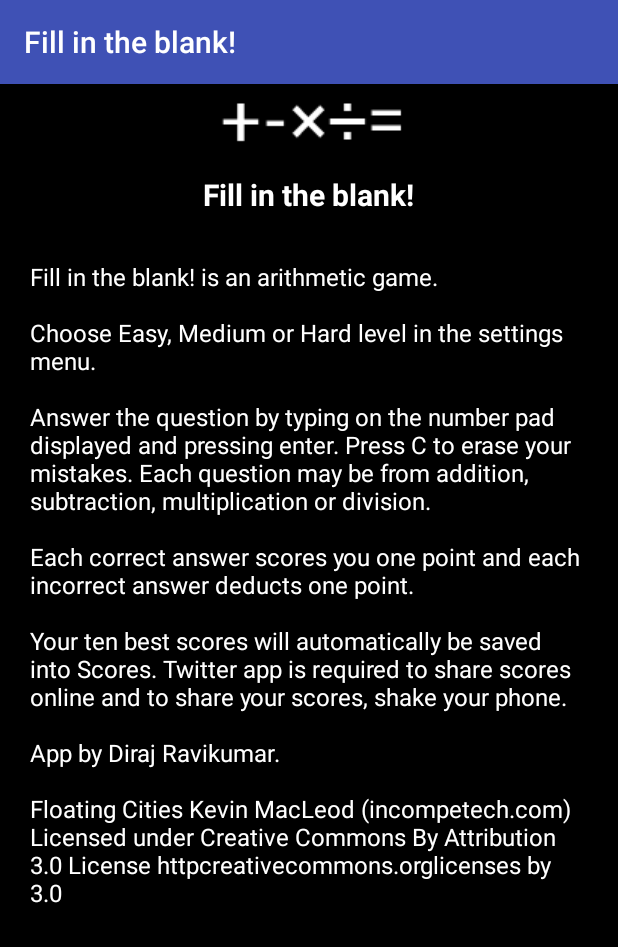
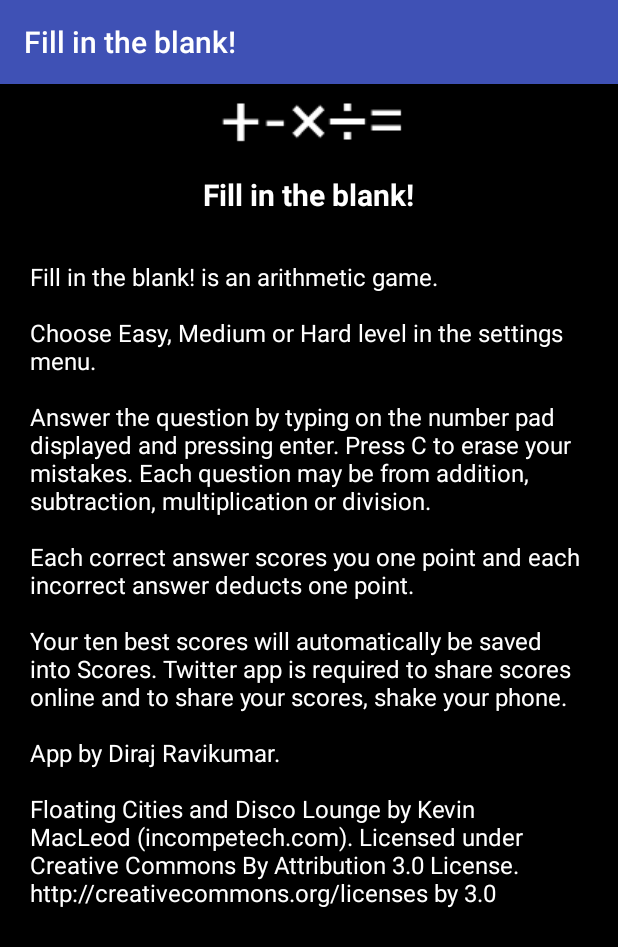
Before and after one commit to dirajrk/EduGame, an Android app: the HelpActivity screen opened directly, with no data from a screen before it, on a phone screen of 412 x 824 dp. Shown: the top 947 px of the screen. Run offline under Robolectric (Android 15) with nearby library versions, the light colour scheme and no system bars.

Commit message:
Updated strings.xml for app link and copyright

```diff
--- a/app/src/main/res/values/strings.xml
+++ b/app/src/main/res/values/strings.xml
@@ -1,10 +1,10 @@
 <resources>
     <string name="app_name">Fill in the blank!</string>
-    <string name="help_info">Fill in the blank! is an arithmetic game.\n\nChoose Easy, Medium or Hard level in the settings menu.\n\nAnswer the question by typing on the number pad displayed and pressing enter. Press "C" to erase your mistakes. Each question may be from addition, subtraction, multiplication or division.\n\nEach correct answer scores you one point and each incorrect answer deducts one point.\n\nYour ten best scores will automatically be saved into Scores. Twitter app is required to share scores online and to share your scores, shake your phone.\n\nApp by Diraj Ravikumar. \n\nFloating Cities Kevin MacLeod (incompetech.com) Licensed under Creative Commons By Attribution 3.0 License httpcreativecommons.orglicenses by 3.0</string>
+    <string name="help_info">Fill in the blank! is an arithmetic game.\n\nChoose Easy, Medium or Hard level in the settings menu.\n\nAnswer the question by typing on the number pad displayed and pressing enter. Press "C" to erase your mistakes. Each question may be from addition, subtraction, multiplication or division.\n\nEach correct answer scores you one point and each incorrect answer deducts one point.\n\nYour ten best scores will automatically be saved into Scores. Twitter app is required to share scores online and to share your scores, shake your phone.\n\nApp by Diraj Ravikumar. \n\nFloating Cities and Disco Lounge by Kevin MacLeod (incompetech.com). Licensed under Creative Commons By Attribution 3.0 License. http://creativecommons.org/licenses by 3.0</string>
     <string name="permission_request">Permission Required</string>
     <string name="storage_permission">To share the score, allow EduGame to access your storage so that we can store the image</string>
     <string name="continue_settings">Continue</string>
     <string name="not_now">Not now</string>
-    <string name="download_link">\nhttps://download-my-app</string>
+    <string name="download_link">\nhttps://play.google.com/store/apps/details?id=rk.diraj.edugame</string>
     <string name="beat_my_score">Can you beat my score in Fill the Blanks?\nMy Highscore:</string>
 </resources>
```
